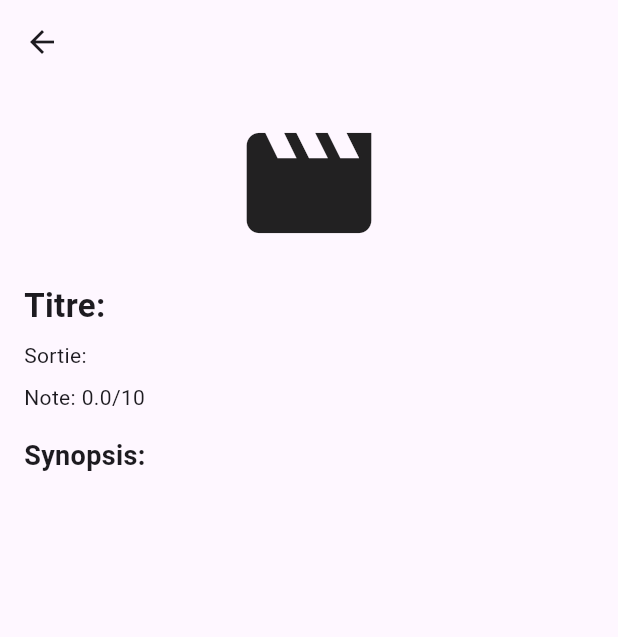
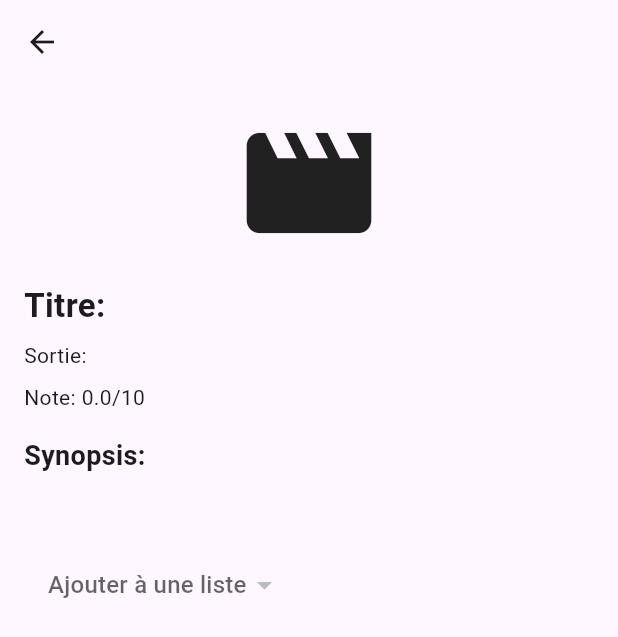
Before and after one commit to l3miage-severinm/watchlist-flutter, a Flutter app: the MovieDetailsScreen screen opened directly with empty values, on a phone screen of 412 x 824 dp. Shown: the top 637 px of the screen. Run offline on Flutter 3.47's test engine with Material 3 defaults, Android fonts, the phone set to English and light mode, and no system bars; our stand-ins replace localstorage, rxdart.

Commit message:
feat: simple frontend to show a dropdown list (with fake data) disabled when not connected and enabled when connected

```diff
--- a/lib/screens/MovieDetailsScreen.dart
+++ b/lib/screens/MovieDetailsScreen.dart
@@ -1,24 +1,46 @@
 import 'package:flutter/material.dart';
 import '../models/Movie.dart';
+import '../services/AuthService.dart';
 
-class MovieDetailsScreen extends StatelessWidget {
+class MovieDetailsScreen extends StatefulWidget {
   final Movie movie;
 
   const MovieDetailsScreen({super.key, required this.movie});
 
   @override
+  _MovieDetailsScreenState createState() => _MovieDetailsScreenState();
+}
+
+class _MovieDetailsScreenState extends State<MovieDetailsScreen> {
+  bool isAuthenticated = false;
+  List<String> _userLists = ["Ma liste 1", "Ma liste 2", "Mes favoris"];
+
+  @override
+  void initState() {
+    super.initState();
+    checkAuthStatus();
+  }
+
+  Future<void> checkAuthStatus() async {
+    final authStatus = await AuthService.isAuthenticated();
+    setState(() {
+      isAuthenticated = authStatus;
+    });
+  }
+
+  @override
   Widget build(BuildContext context) {
     return Scaffold(
-      appBar: AppBar(title: Text(movie.title)),
+      appBar: AppBar(title: Text(widget.movie.title)),
       body: Padding(
         padding: const EdgeInsets.all(16.0),
         child: Column(
           crossAxisAlignment: CrossAxisAlignment.start,
           children: [
             Center(
-              child: movie.posterPath.isNotEmpty
+              child: widget.movie.posterPath.isNotEmpty
                   ? Image.network(
-                "https://image.tmdb.org/t/p/w500${movie.posterPath}",
+                "https://image.tmdb.org/t/p/w500${widget.movie.posterPath}",
                 height: 300,
                 fit: BoxFit.cover,
               )
@@ -26,20 +48,44 @@ class MovieDetailsScreen extends StatelessWidget {
             ),
             const SizedBox(height: 16),
             Text(
-              "Titre: ${movie.title}",
+              "Titre: ${widget.movie.title}",
               style: const TextStyle(fontSize: 22, fontWeight: FontWeight.bold),
             ),
             const SizedBox(height: 8),
-            Text("Sortie: ${movie.releaseDate}"),
+            Text("Sortie: ${widget.movie.releaseDate}"),
             const SizedBox(height: 8),
-            Text("Note: ${movie.voteAverage}/10"),
+            Text("Note: ${widget.movie.voteAverage}/10"),
             const SizedBox(height: 16),
             const Text(
               "Synopsis:",
               style: TextStyle(fontSize: 18, fontWeight: FontWeight.bold),
             ),
             const SizedBox(height: 8),
-            Text(movie.overview, textAlign: TextAlign.justify),
+            Text(widget.movie.overview, textAlign: TextAlign.justify),
+            const SizedBox(height: 20),
+            DropdownButtonHideUnderline(
+              child: ButtonTheme(
+                alignedDropdown: true,
+                child: DropdownButton<String>(
+                  value: null,
+                  hint: const Text("Ajouter à une liste"),
+                  disabledHint: const Text("Ajouter à une liste"),
+                  items: isAuthenticated
+                      ? _userLists.map<DropdownMenuItem<String>>((String value) {
+                    return DropdownMenuItem<String>(
+                      value: value,
+                      child: Text(value),
+                    );
+                  }).toList()
+                      : null,
+                  onChanged: (String? newValue) {
+                    if (newValue != null) {
+                      print("Ajouter à $newValue");
+                    }
+                  },
+                ),
+              ),
+            ),
           ],
         ),
       ),
```
